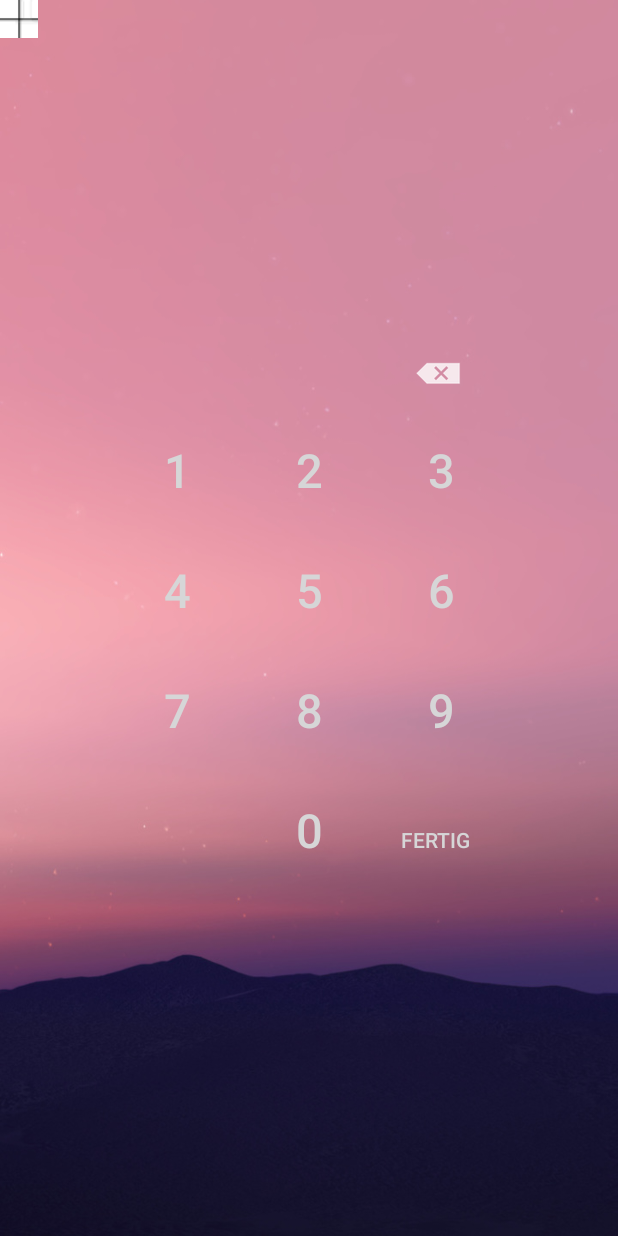
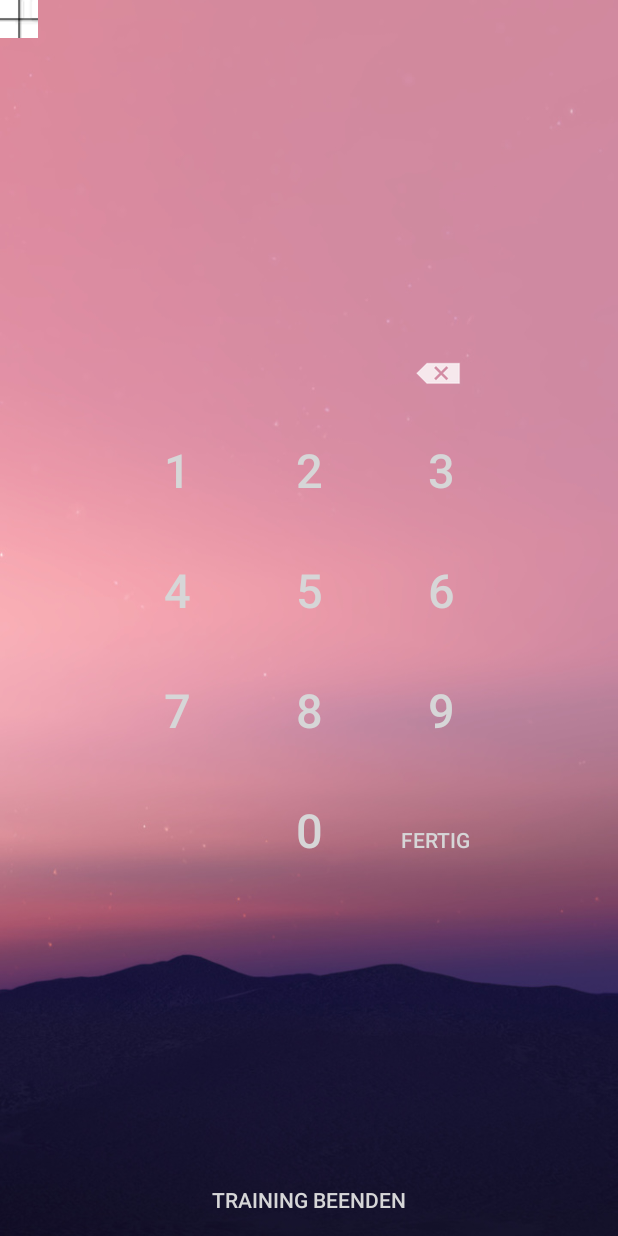
Before and after one commit to ollpie/AgeReognition, an Android app: the layout activity_pin_task.xml on its own in the app's theme, with its tools: preview values and no code run, on a phone screen of 412 x 824 dp. Run offline under Robolectric (Android 15) with nearby library versions, the phone set to English and light mode, and no system bars; Roboto replaces fonts that are not available here.

Commit message:
Adds Generic and Pin Trainings Mode

```diff
--- a/app/src/main/res/layout/activity_pin_task.xml
+++ b/app/src/main/res/layout/activity_pin_task.xml
@@ -149,4 +149,14 @@
                 android:textColor="@color/white"/>
 
         </GridLayout>
+
+    <Button
+        style="@style/Widget.AppCompat.Button.Borderless"
+        android:layout_width="match_parent"
+        android:layout_height="wrap_content"
+        android:layout_alignParentBottom="true"
+        android:layout_alignParentStart="true"
+        android:onClick="onEndPinTraining"
+        android:text="Training beenden"
+        android:textColor="@color/white"/>
 </RelativeLayout>
```
Also changed, not shown: app/src/main/java/com/example/olive/agerecognitionstudy/GenericTaskActivity.java (+26 -13 lines), app/src/main/java/com/example/olive/agerecognitionstudy/PinTaskActivity.java (+51 -8 lines), app/src/main/res/layout/activity_generic_task.xml (+9 -0 lines).
